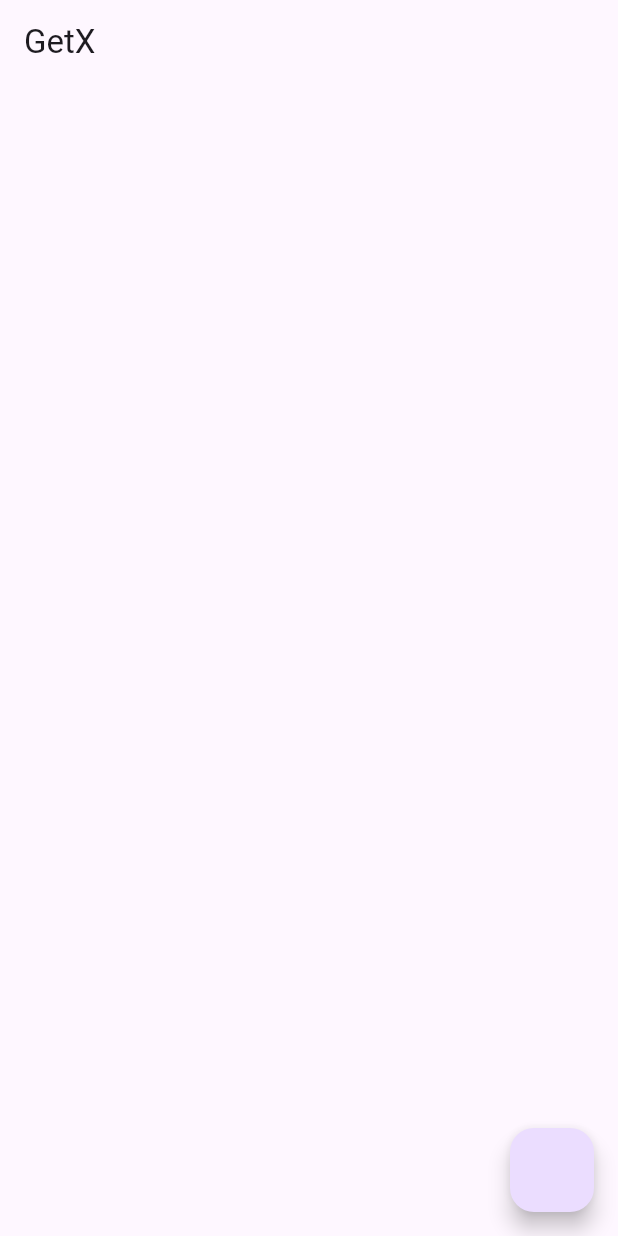
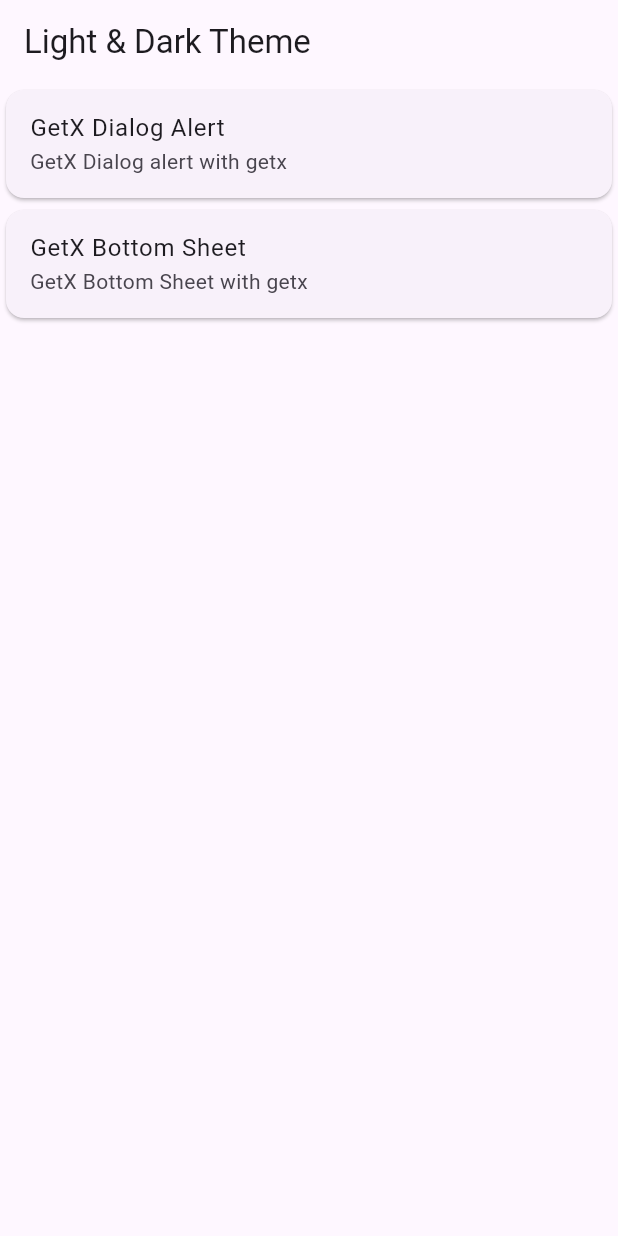
Before and after one commit to MGMSA6/GetX, a Flutter app: the screen it shows after launch, on a phone screen of 412 x 824 dp. Run offline on Flutter 3.47's test engine with Material 3 defaults, Android fonts, the phone set to English and light mode, and no system bars; our stand-ins replace get.

Commit message:
GetX Change Theme

```diff
--- /dev/null
+++ b/lib/light_dark_theme.dart
@@ -0,0 +1,78 @@
+import 'package:flutter/material.dart';
+import 'package:get/route_manager.dart';
+
+class LightDarkTheme extends StatelessWidget {
+  const LightDarkTheme({Key? key});
+
+  @override
+  Widget build(BuildContext context) {
+    return Scaffold(
+      appBar: AppBar(
+        title: Text("Light & Dark Theme"),
+      ),
+      body: Column(
+        children: [
+          Card(
+            child: ListTile(
+              title: Text("GetX Dialog Alert"),
+              subtitle: Text("GetX Dialog alert with getx"),
+              onTap: () {
+                Get.defaultDialog(
+                  title: 'Delete Chat',
+                  titlePadding: EdgeInsets.only(top: 20),
+                  contentPadding: EdgeInsets.all(20),
+                  middleText: 'Are you sure you want to delete this chat?',
+                  cancel: TextButton(
+                    onPressed: () {
+                      Get.back(); // This will close the dialog
+                    },
+                    child: Text("Cancel"),
+                  ),
+                  confirm: TextButton(
+                    onPressed: () {
+                      // Perform delete action here
+                      Get.back(); // Close the dialog
+                    },
+                    child: Text("Ok"),
+                  ),
+                );
+              },
+            ),
+          ),
+          Card(
+            child: ListTile(
+              title: Text("GetX Bottom Sheet"),
+              subtitle: Text("GetX Bottom Sheet with getx"),
+              onTap: () {
+                Get.bottomSheet(Container(
+                  decoration: BoxDecoration(
+                      color: Colors.blue,
+                      borderRadius: BorderRadius.only(topRight: Radius.circular(30), topLeft: Radius.circular(
+                          30))),
+                  child: Column(
+                    children: [
+                      ListTile(
+                        leading: Icon(Icons.light_mode),
+                        title: Text("Light Theme"),
+                        onTap: () {
+                          Get.changeTheme(ThemeData.light());
+                        },
+                      ),
+                      ListTile(
+                        leading: Icon(Icons.dark_mode),
+                        title: Text("Dark Theme"),
+                        onTap: () {
+                          Get.changeTheme(ThemeData.dark());
+                        },
+                      )
+                    ],
+                  ),
+                ));
+              },
+            ),
+          )
+        ],
+      ),
+    );
+  }
+}
--- a/lib/main.dart
+++ b/lib/main.dart
@@ -1,6 +1,7 @@
 import 'package:flutter/material.dart';
 import 'package:get/get.dart';
 import 'package:get_x/home_screen.dart';
+import 'package:get_x/light_dark_theme.dart';
 
 void main() {
   runApp(const MyApp());
@@ -17,7 +18,7 @@ class MyApp extends StatelessWidget {
       theme: ThemeData(
         colorScheme: ColorScheme.fromSeed(seedColor: Colors.deepPurple),
       ),
-      home: const HomeScreen(),
+      home: const LightDarkTheme(),
     );
   }
 }
```
